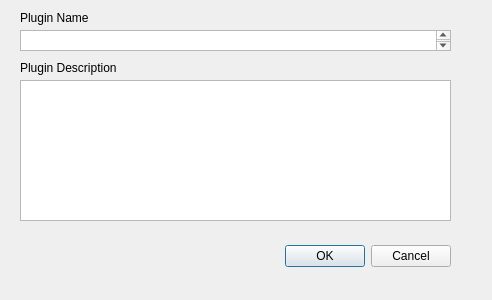
maurygrin/Software-Project-Team9, file newPlugin.ui: the form before one commit.
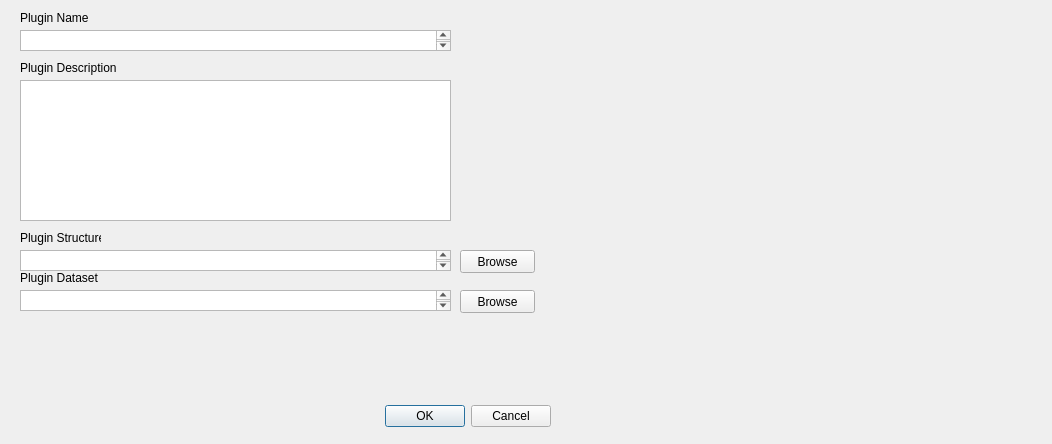
The form after the commit.

Commit message: plugin management and xml editor

Diff of the .ui file:
```diff
--- a/newPlugin.ui
+++ b/newPlugin.ui
@@ -6,8 +6,8 @@
    <rect>
     <x>0</x>
     <y>0</y>
-    <width>492</width>
-    <height>300</height>
+    <width>1052</width>
+    <height>444</height>
    </rect>
   </property>
   <property name="windowTitle">
@@ -16,8 +16,8 @@
   <widget class="QDialogButtonBox" name="buttonBox">
    <property name="geometry">
     <rect>
-     <x>110</x>
-     <y>240</y>
+     <x>210</x>
+     <y>400</y>
      <width>341</width>
      <height>32</height>
     </rect>
@@ -75,6 +75,78 @@
     </rect>
    </property>
   </widget>
+  <widget class="QTextEdit" name="structureFieldWindow">
+   <property name="geometry">
+    <rect>
+     <x>20</x>
+     <y>250</y>
+     <width>431</width>
+     <height>21</height>
+    </rect>
+   </property>
+  </widget>
+  <widget class="QTextEdit" name="datasetFieldWindow">
+   <property name="geometry">
+    <rect>
+     <x>20</x>
+     <y>290</y>
+     <width>431</width>
+     <height>21</height>
+    </rect>
+   </property>
+  </widget>
+  <widget class="QLabel" name="pluginStructlabel">
+   <property name="geometry">
+    <rect>
+     <x>20</x>
+     <y>230</y>
+     <width>81</width>
+     <height>16</height>
+    </rect>
+   </property>
+   <property name="text">
+    <string>Plugin Structure</string>
+   </property>
+  </widget>
+  <widget class="QLabel" name="pluginDatasetLabel">
+   <property name="geometry">
+    <rect>
+     <x>20</x>
+     <y>270</y>
+     <width>81</width>
+     <height>16</height>
+    </rect>
+   </property>
+   <property name="text">
+    <string>Plugin Dataset</string>
+   </property>
+  </widget>
+  <widget class="QPushButton" name="browseStructWindow">
+   <property name="geometry">
+    <rect>
+     <x>460</x>
+     <y>250</y>
+     <width>75</width>
+     <height>23</height>
+    </rect>
+   </property>
+   <property name="text">
+    <string>Browse</string>
+   </property>
+  </widget>
+  <widget class="QPushButton" name="brosweDSWindow">
+   <property name="geometry">
+    <rect>
+     <x>460</x>
+     <y>290</y>
+     <width>75</width>
+     <height>23</height>
+    </rect>
+   </property>
+   <property name="text">
+    <string>Browse</string>
+   </property>
+  </widget>
  </widget>
  <resources/>
  <connections>
```
The commit also changes 12 other files.
